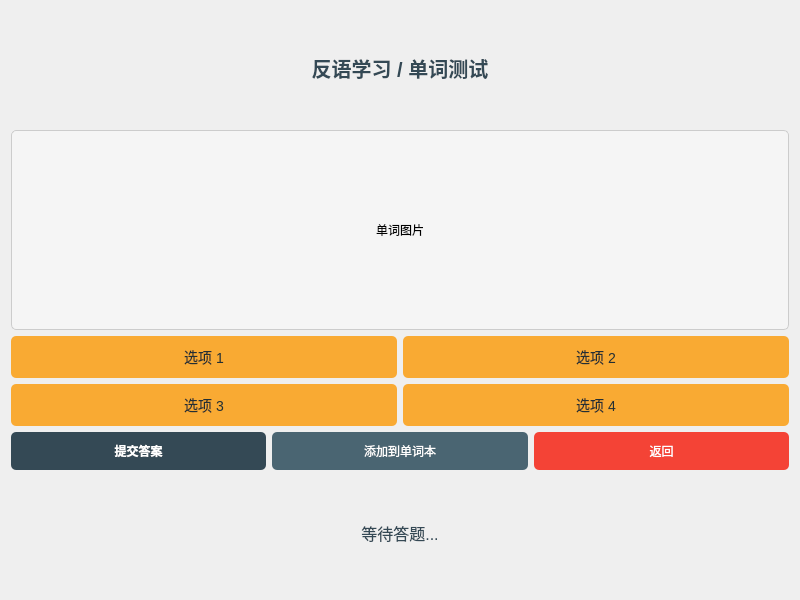
The window that UI_File/antonym_learning.ui (Lyghrock/Programming-Practice-2025-Spring-Project) describes before a commit, drawn with Qt 5.
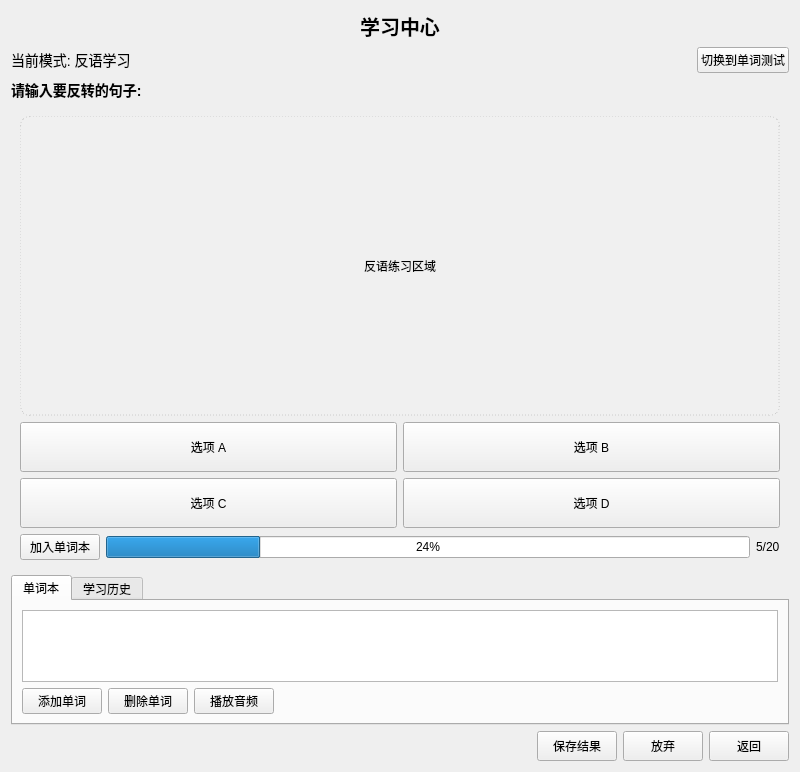
The same window after the commit.

```diff
--- a/UI_File/antonym_learning.ui
+++ b/UI_File/antonym_learning.ui
@@ -14,126 +14,313 @@
    <item>
     <widget class="QLabel" name="label_title">
      <property name="text">
-      <string>反语学习 / 单词测试</string>
+      <string>学习中心</string>
      </property>
-     <property name="styleSheet">
-      <string notr="true">font-size: 20px;
-font-weight: bold;
-color: #344955;
-padding: 10px;</string>
-     </property>
      <property name="alignment">
       <set>Qt::AlignCenter</set>
      </property>
-    </widget>
-   </item>
-   <item>
-    <widget class="QLabel" name="label_image">
-     <property name="minimumSize">
-      <size>
-       <width>300</width>
-       <height>200</height>
-      </size>
-     </property>
      <property name="styleSheet">
-      <string notr="true">background-color: #F5F5F5;
-border: 1px solid #CCCCCC;
-border-radius: 5px;</string>
+      <string notr="true">font-size: 20px; font-weight: bold;</string>
      </property>
-     <property name="alignment">
-      <set>Qt::AlignCenter</set>
-     </property>
-     <property name="text">
-      <string>单词图片</string>
-     </property>
     </widget>
    </item>
    <item>
-    <layout class="QGridLayout" name="gridLayout">
-     <item row="0" column="0">
-      <widget class="QPushButton" name="btn_option1">
+    <layout class="QHBoxLayout" name="horizontalLayout_2">
+     <item>
+      <widget class="QLabel" name="lbl_mode">
        <property name="text">
-        <string>选项 1</string>
+        <string>当前模式: 反语学习</string>
        </property>
        <property name="styleSheet">
-        <string notr="true">background-color: #F9AA33;
-color: #232F34;
-border-radius: 5px;
-padding: 10px;
-font-size: 14px;</string>
+        <string notr="true">font-size: 14px;</string>
        </property>
       </widget>
      </item>
-     <item row="0" column="1">
-      <widget class="QPushButton" name="btn_option2">
-       <property name="text">
-        <string>选项 2</string>
+     <item>
+      <spacer name="horizontalSpacer">
+       <property name="orientation">
+        <enum>Qt::Horizontal</enum>
        </property>
-       <property name="styleSheet">
-        <string notr="true">background-color: #F9AA33;
-color: #232F34;
-border-radius: 5px;
-padding: 10px;
-font-size: 14px;</string>
+       <property name="sizeHint" stdset="0">
+        <size>
+         <width>40</width>
+         <height>20</height>
+        </size>
        </property>
-      </widget>
+      </spacer>
      </item>
-     <item row="1" column="0">
-      <widget class="QPushButton" name="btn_option3">
+     <item>
+      <widget class="QPushButton" name="btn_switch_mode">
        <property name="text">
-        <string>选项 3</string>
-       </property>
-       <property name="styleSheet">
-        <string notr="true">background-color: #F9AA33;
-color: #232F34;
-border-radius: 5px;
-padding: 10px;
-font-size: 14px;</string>
-       </property>
-      </widget>
-     </item>
-     <item row="1" column="1">
-      <widget class="QPushButton" name="btn_option4">
-       <property name="text">
-        <string>选项 4</string>
-       </property>
-       <property name="styleSheet">
-        <string notr="true">background-color: #F9AA33;
-color: #232F34;
-border-radius: 5px;
-padding: 10px;
-font-size: 14px;</string>
+        <string>切换到单词测试</string>
        </property>
       </widget>
      </item>
     </layout>
    </item>
    <item>
-    <layout class="QHBoxLayout" name="horizontalLayout">
+    <widget class="QLabel" name="lbl_question">
+     <property name="text">
+      <string>请输入要反转的句子:</string>
+     </property>
+     <property name="styleSheet">
+      <string notr="true">font-size: 14px; font-weight: bold;</string>
+     </property>
+    </widget>
+   </item>
+   <item>
+    <widget class="QWidget" name="widget_content" native="true">
+     <layout class="QVBoxLayout" name="verticalLayout_2">
+      <item>
+       <widget class="QLabel" name="lbl_word_image">
+        <property name="minimumSize">
+         <size>
+          <width>400</width>
+          <height>300</height>
+         </size>
+        </property>
+        <property name="styleSheet">
+         <string notr="true">background-color: #F0F0F0;
+border: 1px dashed #CCCCCC;
+border-radius: 10px;</string>
+        </property>
+        <property name="text">
+         <string>反语练习区域</string>
+        </property>
+        <property name="alignment">
+         <set>Qt::AlignCenter</set>
+        </property>
+       </widget>
+      </item>
+      <item>
+       <layout class="QGridLayout" name="gridLayout">
+        <item row="0" column="0">
+         <widget class="QPushButton" name="btn_option1">
+          <property name="text">
+           <string>选项 A</string>
+          </property>
+          <property name="minimumSize">
+           <size>
+            <width>150</width>
+            <height>50</height>
+           </size>
+          </property>
+          <property name="styleSheet">
+           <string notr="true">font-size: 12px;</string>
+          </property>
+         </widget>
+        </item>
+        <item row="0" column="1">
+         <widget class="QPushButton" name="btn_option2">
+          <property name="text">
+           <string>选项 B</string>
+          </property>
+          <property name="minimumSize">
+           <size>
+            <width>150</width>
+            <height>50</height>
+           </size>
+          </property>
+          <property name="styleSheet">
+           <string notr="true">font-size: 12px;</string>
+          </property>
+         </widget>
+        </item>
+        <item row="1" column="0">
+         <widget class="QPushButton" name="btn_option3">
+          <property name="text">
+           <string>选项 C</string>
+          </property>
+          <property name="minimumSize">
+           <size>
+            <width>150</width>
+            <height>50</height>
+           </size>
+          </property>
+          <property name="styleSheet">
+           <string notr="true">font-size: 12px;</string>
+          </property>
+         </widget>
+        </item>
+        <item row="1" column="1">
+         <widget class="QPushButton" name="btn_option4">
+          <property name="text">
+           <string>选项 D</string>
+          </property>
+          <property name="minimumSize">
+           <size>
+            <width>150</width>
+            <height>50</height>
+           </size>
+          </property>
+          <property name="styleSheet">
+           <string notr="true">font-size: 12px;</string>
+          </property>
+         </widget>
+        </item>
+       </layout>
+      </item>
+      <item>
+       <layout class="QHBoxLayout" name="horizontalLayout">
+        <item>
+         <widget class="QPushButton" name="btn_add_to_vocab">
+          <property name="text">
+           <string>加入单词本</string>
+          </property>
+         </widget>
+        </item>
+        <item>
+         <widget class="QProgressBar" name="progressBar">
+          <property name="value">
+           <number>24</number>
+          </property>
+         </widget>
+        </item>
+        <item>
+         <widget class="QLabel" name="lbl_counter">
+          <property name="text">
+           <string>5/20</string>
+          </property>
+         </widget>
+        </item>
+       </layout>
+      </item>
+     </layout>
+    </widget>
+   </item>
+   <item>
+    <widget class="QTabWidget" name="tabWidget">
+     <property name="currentIndex">
+      <number>0</number>
+     </property>
+     <widget class="QWidget" name="tab_vocab">
+      <attribute name="title">
+       <string>单词本</string>
+      </attribute>
+      <layout class="QVBoxLayout" name="verticalLayout_3">
+       <item>
+        <widget class="QListWidget" name="list_vocab">
+         <property name="styleSheet">
+          <string notr="true">font-size: 12px;</string>
+         </property>
+        </widget>
+       </item>
+       <item>
+        <layout class="QHBoxLayout" name="horizontalLayout_3">
+         <item>
+          <widget class="QPushButton" name="btn_add_word">
+           <property name="text">
+            <string>添加单词</string>
+           </property>
+          </widget>
+         </item>
+         <item>
+          <widget class="QPushButton" name="btn_remove_word">
+           <property name="text">
+            <string>删除单词</string>
+           </property>
+          </widget>
+         </item>
+         <item>
+          <widget class="QPushButton" name="btn_play_audio">
+           <property name="text">
+            <string>播放音频</string>
+           </property>
+          </widget>
+         </item>
+         <item>
+          <spacer name="horizontalSpacer_2">
+           <property name="orientation">
+            <enum>Qt::Horizontal</enum>
+           </property>
+           <property name="sizeHint" stdset="0">
+            <size>
+             <width>40</width>
+             <height>20</height>
+            </size>
+           </property>
+          </spacer>
+         </item>
+        </layout>
+       </item>
+      </layout>
+     </widget>
+     <widget class="QWidget" name="tab_history">
+      <attribute name="title">
+       <string>学习历史</string>
+      </attribute>
+      <layout class="QVBoxLayout" name="verticalLayout_4">
+       <item>
+        <widget class="QTableWidget" name="table_history">
+         <row>
+          <property name="text">
+           <string>1</string>
+          </property>
+         </row>
+         <column>
+          <property name="text">
+           <string>日期</string>
+          </property>
+         </column>
+         <column>
+          <property name="text">
+           <string>类型</string>
+          </property>
+         </column>
+         <column>
+          <property name="text">
+           <string>结果</string>
+          </property>
+         </column>
+         <column>
+          <property name="text">
+           <string>用时</string>
+          </property>
+         </column>
+        </widget>
+       </item>
+      </layout>
+     </widget>
+    </widget>
+   </item>
+   <item>
+    <layout class="QHBoxLayout" name="horizontalLayout_4">
      <item>
-      <widget class="QPushButton" name="btn_submit">
+      <spacer name="horizontalSpacer_3">
+       <property name="orientation">
+        <enum>Qt::Horizontal</enum>
+       </property>
+       <property name="sizeHint" stdset="0">
+        <size>
+         <width>40</width>
+         <height>20</height>
+        </size>
+       </property>
+      </spacer>
+     </item>
+     <item>
+      <widget class="QPushButton" name="btn_save">
        <property name="text">
-        <string>提交答案</string>
+        <string>保存结果</string>
        </property>
-       <property name="styleSheet">
-        <string notr="true">background-color: #344955;
-color: white;
-border-radius: 5px;
-padding: 10px;
-font-weight: bold;</string>
+       <property name="minimumSize">
+        <size>
+         <width>80</width>
+         <height>30</height>
+        </size>
        </property>
       </widget>
      </item>
      <item>
-      <widget class="QPushButton" name="btn_add_word">
+      <widget class="QPushButton" name="btn_abandon">
        <property name="text">
-        <string>添加到单词本</string>
+        <string>放弃</string>
        </property>
-       <property name="styleSheet">
-        <string notr="true">background-color: #4A6572;
-color: white;
-border-radius: 5px;
-padding: 10px;</string>
+       <property name="minimumSize">
+        <size>
+         <width>80</width>
+         <height>30</height>
+        </size>
        </property>
       </widget>
      </item>
@@ -142,32 +329,16 @@
        <property name="text">
         <string>返回</string>
        </property>
-       <property name="styleSheet">
-        <string notr="true">background-color: #F44336;
-color: white;
-border-radius: 5px;
-padding: 10px;</string>
+       <property name="minimumSize">
+        <size>
+         <width>80</width>
+         <height>30</height>
+        </size>
        </property>
       </widget>
      </item>
     </layout>
    </item>
-   <item>
-    <widget class="QLabel" name="label_result">
-     <property name="styleSheet">
-      <string notr="true">font-size: 16px;
-color: #344955;
-padding: 10px;
-min-height: 40px;</string>
-     </property>
-     <property name="text">
-      <string>等待答题...</string>
-     </property>
-     <property name="alignment">
-      <set>Qt::AlignCenter</set>
-     </property>
-    </widget>
-   </item>
   </layout>
  </widget>
  <resources/>
```
Left out of the diff: 6 changed lines with no effect on the pictures.
